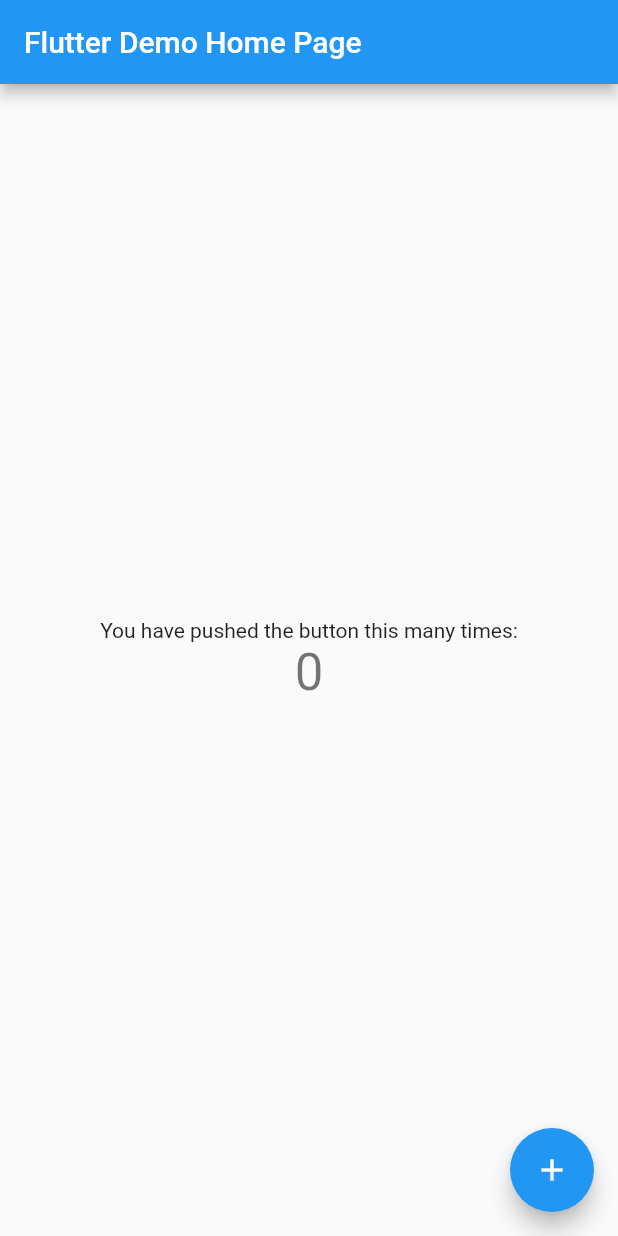
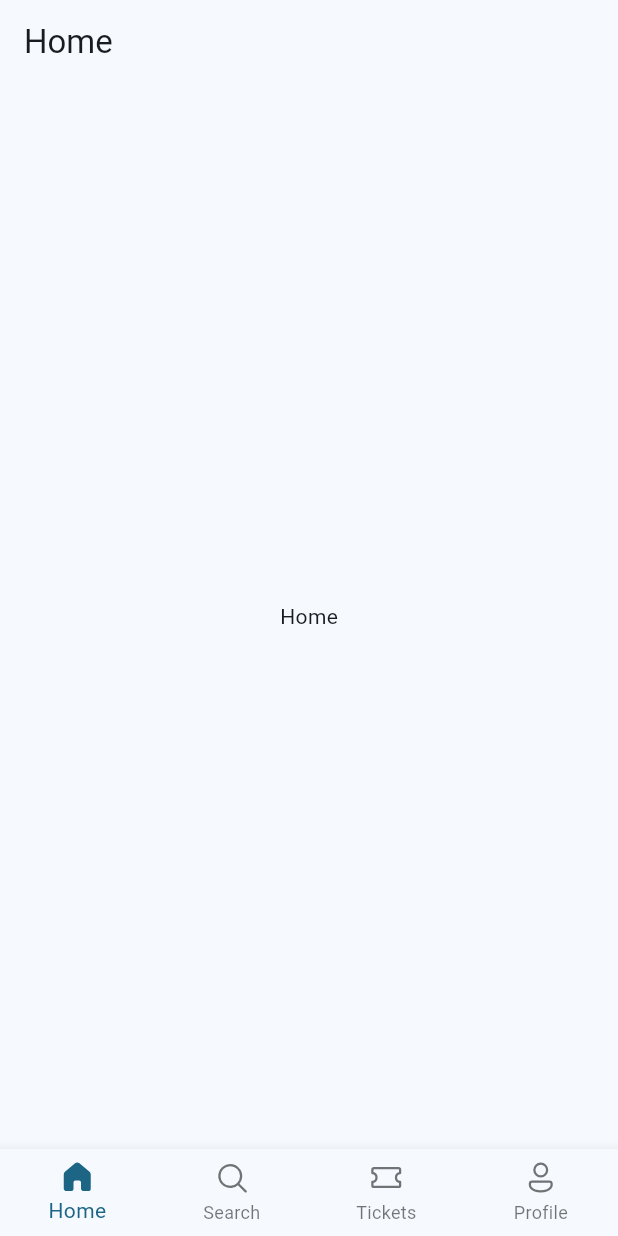
Before and after one commit to alexleboucher/tickets-booking-app, a Flutter app: the screen it shows after launch, on a phone screen of 412 x 824 dp. Run offline on Flutter 3.47's test engine with Material 2 defaults, Android fonts, the phone set to English and light mode, and no system bars; our stand-ins replace fluentui_icons.

Commit message:
Added navigation bar and screens

```diff
--- a/lib/main.dart
+++ b/lib/main.dart
@@ -1,4 +1,9 @@
 import 'package:flutter/material.dart';
+import 'package:provider/provider.dart';
+import 'package:tickets_booking_app/screens/home_screen.dart';
+import 'package:tickets_booking_app/screens/profile_screen.dart';
+import 'package:tickets_booking_app/screens/search_screen.dart';
+import 'package:tickets_booking_app/screens/tickets_screen.dart';
 
 void main() {
   runApp(const MyApp());
@@ -7,109 +12,55 @@
 class MyApp extends StatelessWidget {
   const MyApp({super.key});
 
-  // This widget is the root of your application.
   @override
   Widget build(BuildContext context) {
-    return MaterialApp(
-      title: 'Flutter Demo',
-      theme: ThemeData(
-        // This is the theme of your application.
-        //
-        // Try running your application with "flutter run". You'll see the
-        // application has a blue toolbar. Then, without quitting the app, try
-        // changing the primarySwatch below to Colors.green and then invoke
-        // "hot reload" (press "r" in the console where you ran "flutter run",
-        // or simply save your changes to "hot reload" in a Flutter IDE).
-        // Notice that the counter didn't reset back to zero; the application
-        // is not restarted.
-        primarySwatch: Colors.blue,
-      ),
-      home: const MyHomePage(title: 'Flutter Demo Home Page'),
-    );
+    return ChangeNotifierProvider(
+        create: (context) => MyAppState(),
+        child: MaterialApp(
+          title: 'Flutter Demo',
+          theme: ThemeData(
+            colorSchemeSeed: Colors.lightBlueAccent,
+            useMaterial3: true,
+          ),
+          home: const App(),
+        ));
   }
 }
 
-class MyHomePage extends StatefulWidget {
-  const MyHomePage({super.key, required this.title});
+class MyAppState extends ChangeNotifier {
+  var currentTabIndex = 0;
 
-  // This widget is the home page of your application. It is stateful, meaning
-  // that it has a State object (defined below) that contains fields that affect
-  // how it looks.
-
-  // This class is the configuration for the state. It holds the values (in this
-  // case the title) provided by the parent (in this case the App widget) and
-  // used by the build method of the State. Fields in a Widget subclass are
-  // always marked "final".
-
-  final String title;
-
-  @override
-  State<MyHomePage> createState() => _MyHomePageState();
+  void setCurrentTabIndex(int index) {
+    currentTabIndex = index;
+    notifyListeners();
+  }
 }
 
-class _MyHomePageState extends State<MyHomePage> {
-  int _counter = 0;
-
-  void _incrementCounter() {
-    setState(() {
-      // This call to setState tells the Flutter framework that something has
-      // changed in this State, which causes it to rerun the build method below
-      // so that the display can reflect the updated values. If we changed
-      // _counter without calling setState(), then the build method would not be
-      // called again, and so nothing would appear to happen.
-      _counter++;
-    });
-  }
+class App extends StatelessWidget {
+  const App({super.key});
 
   @override
   Widget build(BuildContext context) {
-    // This method is rerun every time setState is called, for instance as done
-    // by the _incrementCounter method above.
-    //
-    // The Flutter framework has been optimized to make rerunning build methods
-    // fast, so that you can just rebuild anything that needs updating rather
-    // than having to individually change instances of widgets.
-    return Scaffold(
-      appBar: AppBar(
-        // Here we take the value from the MyHomePage object that was created by
-        // the App.build method, and use it to set our appbar title.
-        title: Text(widget.title),
-      ),
-      body: Center(
-        // Center is a layout widget. It takes a single child and positions it
-        // in the middle of the parent.
-        child: Column(
-          // Column is also a layout widget. It takes a list of children and
-          // arranges them vertically. By default, it sizes itself to fit its
-          // children horizontally, and tries to be as tall as its parent.
-          //
-          // Invoke "debug painting" (press "p" in the console, choose the
-          // "Toggle Debug Paint" action from the Flutter Inspector in Android
-          // Studio, or the "Toggle Debug Paint" command in Visual Studio Code)
-          // to see the wireframe for each widget.
-          //
-          // Column has various properties to control how it sizes itself and
-          // how it positions its children. Here we use mainAxisAlignment to
-          // center the children vertically; the main axis here is the vertical
-          // axis because Columns are vertical (the cross axis would be
-          // horizontal).
-          mainAxisAlignment: MainAxisAlignment.center,
-          children: <Widget>[
-            const Text(
-              'You have pushed the button this many times:',
-            ),
-            Text(
-              '$_counter',
-              style: Theme.of(context).textTheme.headlineMedium,
-            ),
-          ],
-        ),
-      ),
-      floatingActionButton: FloatingActionButton(
-        onPressed: _incrementCounter,
-        tooltip: 'Increment',
-        child: const Icon(Icons.add),
-      ), // This trailing comma makes auto-formatting nicer for build methods.
-    );
+    final appState = context.watch<MyAppState>();
+
+    Widget screen;
+    switch (appState.currentTabIndex) {
+      case 0:
+        screen = const HomeScreen();
+        break;
+      case 1:
+        screen = const SearchScreen();
+        break;
+      case 2:
+        screen = const TicketsScreen();
+        break;
+      case 3:
+        screen = const ProfileScreen();
+        break;
+      default:
+        throw UnimplementedError('This screen is not implemented');
+    }
+
+    return screen;
   }
 }
--- /dev/null
+++ b/lib/screens/home_screen.dart
@@ -0,0 +1,16 @@
+import 'package:flutter/material.dart';
+import 'package:tickets_booking_app/widgets/app_scaffold.dart';
+
+class HomeScreen extends StatelessWidget {
+  const HomeScreen({super.key});
+
+  @override
+  Widget build(BuildContext context) {
+    return const AppScaffold(
+      title: 'Home',
+      child: Center(
+        child: Text('Home'),
+      ),
+    );
+  }
+}
--- /dev/null
+++ b/lib/screens/profile_screen.dart
@@ -0,0 +1,16 @@
+import 'package:flutter/material.dart';
+import 'package:tickets_booking_app/widgets/app_scaffold.dart';
+
+class ProfileScreen extends StatelessWidget {
+  const ProfileScreen({super.key});
+
+  @override
+  Widget build(BuildContext context) {
+    return const AppScaffold(
+      title: 'Profile',
+      child: Center(
+        child: Text('Profile'),
+      ),
+    );
+  }
+}
--- /dev/null
+++ b/lib/screens/search_screen.dart
@@ -0,0 +1,16 @@
+import 'package:flutter/material.dart';
+import 'package:tickets_booking_app/widgets/app_scaffold.dart';
+
+class SearchScreen extends StatelessWidget {
+  const SearchScreen({super.key});
+
+  @override
+  Widget build(BuildContext context) {
+    return const AppScaffold(
+      title: 'Search',
+      child: Center(
+        child: Text('Search'),
+      ),
+    );
+  }
+}
--- /dev/null
+++ b/lib/screens/tickets_screen.dart
@@ -0,0 +1,16 @@
+import 'package:flutter/material.dart';
+import 'package:tickets_booking_app/widgets/app_scaffold.dart';
+
+class TicketsScreen extends StatelessWidget {
+  const TicketsScreen({super.key});
+
+  @override
+  Widget build(BuildContext context) {
+    return const AppScaffold(
+      title: 'Tickets',
+      child: Center(
+        child: Text('Tickets'),
+      ),
+    );
+  }
+}
--- /dev/null
+++ b/lib/widgets/app_scaffold.dart
@@ -0,0 +1,28 @@
+import 'package:flutter/material.dart';
+import 'package:tickets_booking_app/widgets/bottom_bar.dart';
+
+class AppScaffold extends StatelessWidget {
+  const AppScaffold({
+    super.key,
+    required this.child,
+    this.title = 'Flying App',
+    this.showNavigationBar = true,
+  });
+
+  final String title;
+  final Widget child;
+  final bool showNavigationBar;
+
+  @override
+  Widget build(BuildContext context) {
+    return Scaffold(
+      appBar: AppBar(
+        title: Text(title),
+      ),
+      body: Center(
+        child: child,
+      ),
+      bottomNavigationBar: showNavigationBar ? const BottomBar() : null,
+    );
+  }
+}
--- /dev/null
+++ b/lib/widgets/bottom_bar.dart
@@ -0,0 +1,45 @@
+import 'package:fluentui_icons/fluentui_icons.dart';
+import 'package:flutter/material.dart';
+import 'package:provider/provider.dart';
+import 'package:tickets_booking_app/main.dart';
+
+class BottomBar extends StatelessWidget {
+  const BottomBar({super.key});
+
+  @override
+  Widget build(BuildContext context) {
+    final appState = context.watch<MyAppState>();
+
+    void onItemTapped(int index) {
+      appState.setCurrentTabIndex(index);
+    }
+
+    return BottomNavigationBar(
+      type: BottomNavigationBarType.fixed,
+      currentIndex: appState.currentTabIndex,
+      onTap: (value) => onItemTapped(value),
+      items: const [
+        BottomNavigationBarItem(
+          icon: Icon(FluentSystemIcons.ic_fluent_home_regular),
+          activeIcon: Icon(FluentSystemIcons.ic_fluent_home_filled),
+          label: 'Home',
+        ),
+        BottomNavigationBarItem(
+          icon: Icon(FluentSystemIcons.ic_fluent_search_regular),
+          activeIcon: Icon(FluentSystemIcons.ic_fluent_search_filled),
+          label: 'Search',
+        ),
+        BottomNavigationBarItem(
+          icon: Icon(FluentSystemIcons.ic_fluent_ticket_regular),
+          activeIcon: Icon(FluentSystemIcons.ic_fluent_ticket_filled),
+          label: 'Tickets',
+        ),
+        BottomNavigationBarItem(
+          icon: Icon(FluentSystemIcons.ic_fluent_person_regular),
+          activeIcon: Icon(FluentSystemIcons.ic_fluent_person_filled),
+          label: 'Profile',
+        ),
+      ],
+    );
+  }
+}
--- a/pubspec.yaml
+++ b/pubspec.yaml
@@ -35,6 +35,8 @@
   # The following adds the Cupertino Icons font to your application.
   # Use with the CupertinoIcons class for iOS style icons.
   cupertino_icons: ^1.0.2
+  fluentui_icons: ^1.0.0
+  provider: ^6.0.5
 
 dev_dependencies:
   flutter_test:
```
Also changed, not shown: pubspec.lock.
